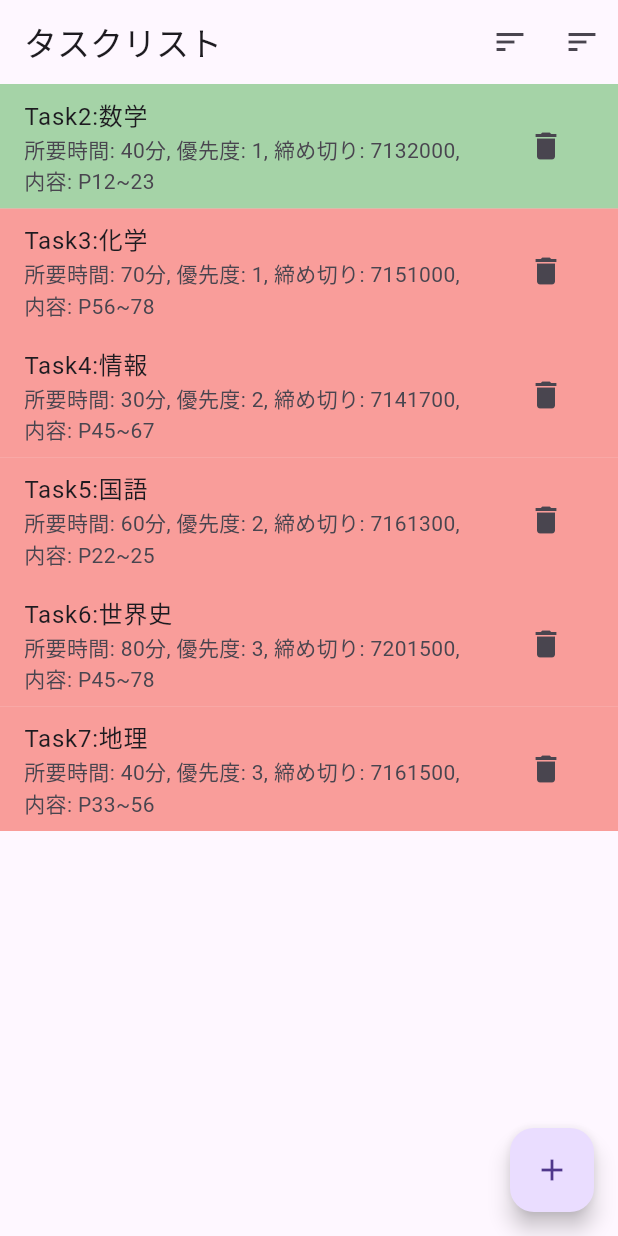
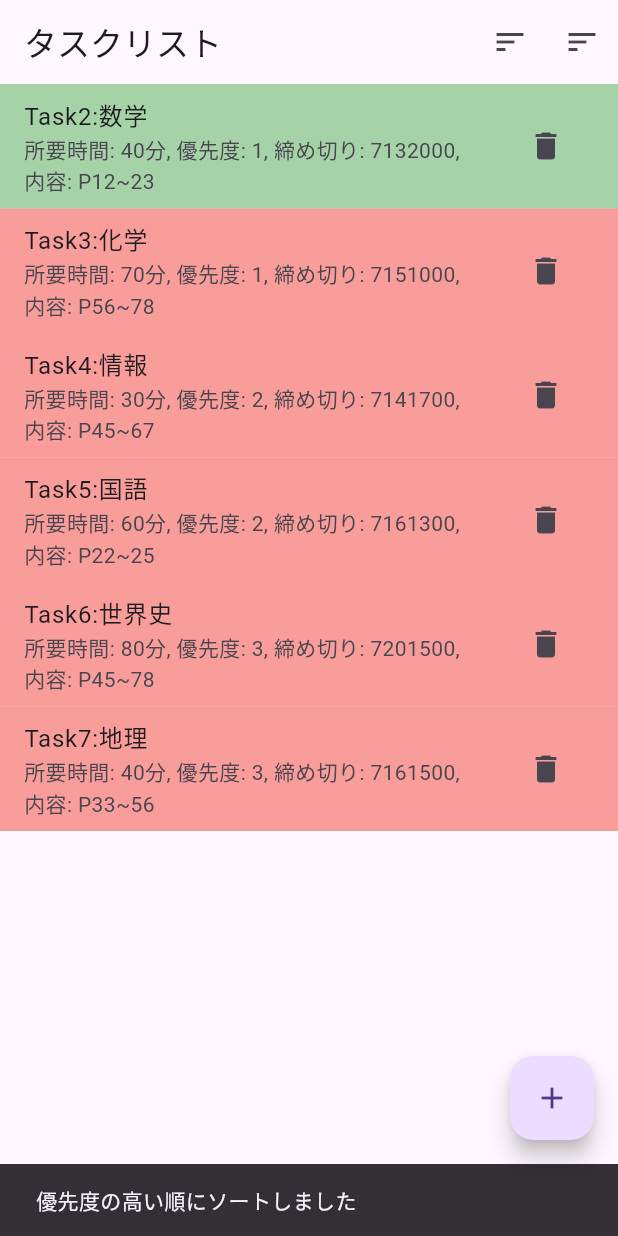
Before and after one commit to yutaro117/TaskList, a Flutter app: the screen it shows after launch, after a tap on the "delete" icon, after a tap on the "sort" icon, on a phone screen of 412 x 824 dp. Run offline on Flutter 3.47's test engine with Material 3 defaults, Android fonts, the phone set to English and light mode, and no system bars; our stand-ins replace flutter_local_notifications.

Commit message:
first commit

```diff
--- a/lib/TaskCreate.dart
+++ b/lib/TaskCreate.dart
@@ -87,7 +87,9 @@ class _TaskCreateScreenState extends State<TaskCreateScreen> {
             ElevatedButton(
               onPressed: _addTask,
               child: Text('タスク登録'),
+
             ),
+
           ],
         ),
       ),
--- a/lib/TaskList.dart
+++ b/lib/TaskList.dart
@@ -5,6 +5,7 @@ import 'TaskCreate.dart';
 import 'TaskEdit.dart';
 
 class TaskList extends StatelessWidget {
+
   @override
   Widget build(BuildContext context) {
     return Scaffold(
@@ -14,12 +15,23 @@ class TaskList extends StatelessWidget {
           IconButton(
             icon: Icon(Icons.sort),
             onPressed: () {
+              ScaffoldMessenger.of(context).showSnackBar(
+                const SnackBar(
+                  content: Text('優先度の高い順にソートしました'),
+                ),
+              );
               Provider.of<TaskProvider>(context, listen: false).sortTaskByPriority();
+
             },
           ),
           IconButton(
             icon: Icon(Icons.sort),
             onPressed: () {
+              ScaffoldMessenger.of(context).showSnackBar(
+                const SnackBar(
+                  content: Text('締め切りの近い順にソートしました'),
+                ),
+              );
               Provider.of<TaskProvider>(context, listen: false).sortTaskBydeadline();
             },
           ),
@@ -39,6 +51,11 @@ class TaskList extends StatelessWidget {
                   icon: Icon(Icons.delete),
                   onPressed: () {
                     taskProvider.removeTask(index);
+                    ScaffoldMessenger.of(context).showSnackBar(
+                      const SnackBar(
+                        content: Text('タスクを削除しました'),
+                      ),
+              );
                   },
                 ),
                 onTap: () {
@@ -62,7 +79,9 @@ class TaskList extends StatelessWidget {
           Navigator.push(
             context,
             MaterialPageRoute(builder: (context) => TaskCreateScreen()),
+
           );
+
         },
         child: Icon(Icons.add),
       ),
@@ -76,4 +95,5 @@ class TaskList extends StatelessWidget {
       return Colors.green.withOpacity(0.5);
     }
   }
+
 }
--- a/lib/TaskProvider.dart
+++ b/lib/TaskProvider.dart
@@ -1,6 +1,4 @@
 import 'package:flutter/material.dart';
-import 'package:flutter/widgets.dart';
-import 'package:flutter_local_notifications/flutter_local_notifications.dart';
 import 'dart:async';
 import 'main.dart';
 
@@ -33,6 +31,7 @@ class Task {
 }
 
 class TaskProvider with ChangeNotifier {
+  final GlobalKey<ScaffoldMessengerState> _scaffoldKey = GlobalKey<ScaffoldMessengerState>();
   List<Task> _task = [
     Task(complete: 1, name: 'Task1:英語', time: '60分', priority: '1', deadline: 07141600, contents: 'P34~56'),
     Task(complete: 1, name: 'Task2:数学', time: '40分', priority: '1', deadline: 07132000, contents: 'P12~23'),
@@ -49,6 +48,7 @@ class TaskProvider with ChangeNotifier {
     _task.add(task);
     notifyListeners();
     _scheduleDeadlineNotification(task);
+
   }
 
   void updateTask(int index, Task newTask) {
@@ -86,4 +86,6 @@ class TaskProvider with ChangeNotifier {
       });
     }
   }
+
+
 }
--- a/lib/main.dart
+++ b/lib/main.dart
@@ -1,7 +1,6 @@
 import 'package:flutter/material.dart';
 import 'TaskProvider.dart';
 import 'TaskList.dart';
-//アプリがファイルを保存可能な場所を取得するライブラリ
 import 'package:provider/provider.dart';
 import 'package:flutter_local_notifications/flutter_local_notifications.dart';
 
```
